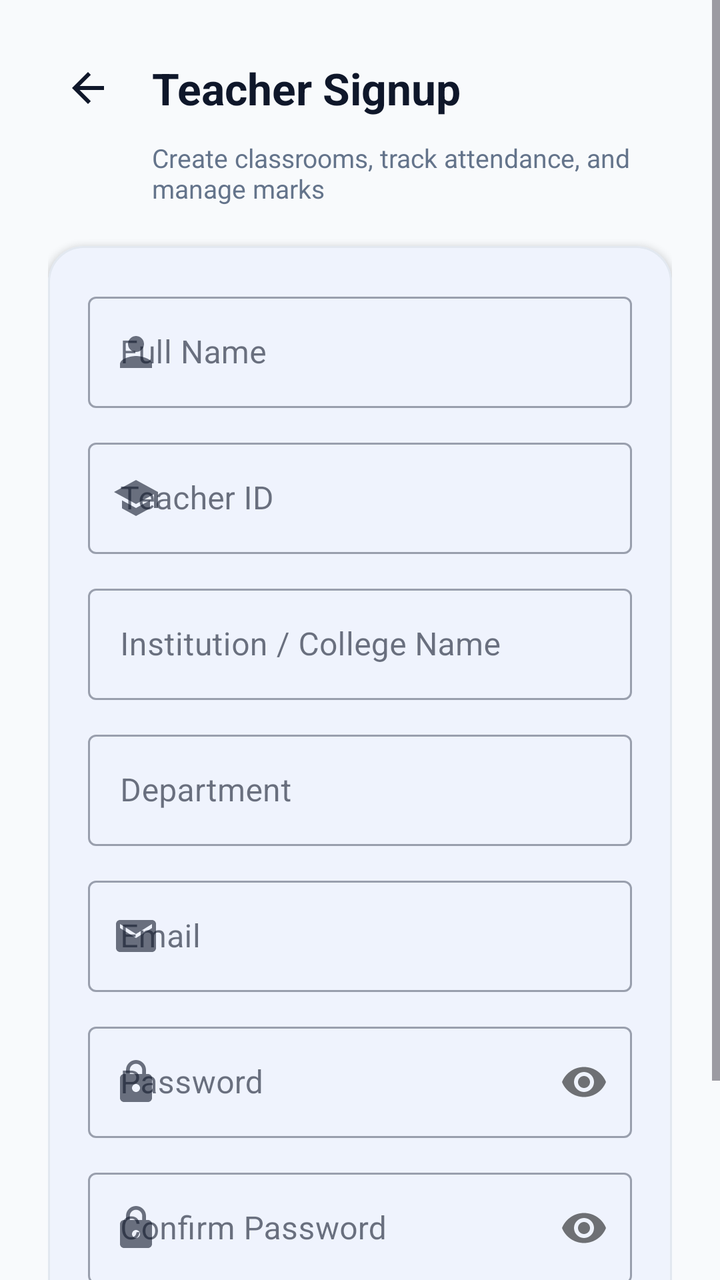
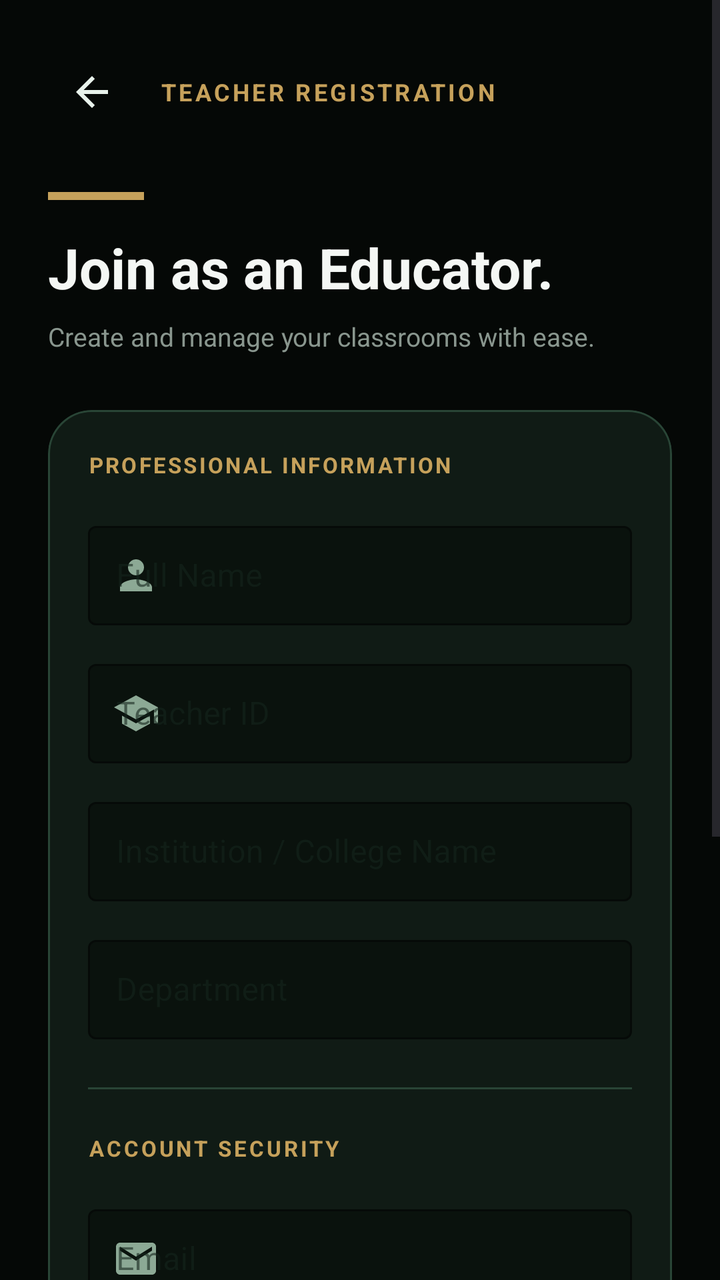

Two renders of the same Android screen: before a commit and after it. Below are the layout's source before the change and the commit's diff.
<!-- AndroidManifest.xml: application theme Theme.SmartClassroom -->
<!-- res/layout/activity_teacher_signup.xml -->
<?xml version="1.0" encoding="utf-8"?>
<ScrollView
    xmlns:android="http://schemas.android.com/apk/res/android"
    xmlns:app="http://schemas.android.com/apk/res-auto"
    android:layout_width="match_parent"
    android:layout_height="match_parent"
    android:fillViewport="true"
    android:background="@color/background">

    <LinearLayout
        android:layout_width="match_parent"
        android:layout_height="wrap_content"
        android:orientation="vertical"
        android:padding="24dp">

        <LinearLayout
            android:layout_width="match_parent"
            android:layout_height="wrap_content"
            android:orientation="horizontal"
            android:gravity="center_vertical">

            <ImageButton
                android:id="@+id/btnBack"
                android:layout_width="40dp"
                android:layout_height="40dp"
                android:background="?attr/selectableItemBackgroundBorderless"
                android:contentDescription="Back"
                android:src="@drawable/ic_arrow_back"
                app:tint="@color/text_primary" />

            <TextView
                android:layout_width="wrap_content"
                android:layout_height="wrap_content"
                android:layout_marginStart="12dp"
                android:text="@string/teacher_signup"
                android:textSize="22sp"
                android:textStyle="bold"
                android:textColor="@color/text_primary" />
        </LinearLayout>

        <TextView
            android:layout_width="wrap_content"
            android:layout_height="wrap_content"
            android:layout_marginTop="6dp"
            android:layout_marginStart="52dp"
            android:text="Create classrooms, track attendance, and manage marks"
            android:textSize="13sp"
            android:textColor="@color/text_secondary" />

        <com.google.android.material.card.MaterialCardView
            android:layout_width="match_parent"
            android:layout_height="wrap_content"
            android:layout_marginTop="20dp"
            app:cardCornerRadius="18dp"
            app:cardElevation="2dp"
            app:strokeColor="@color/divider"
            app:strokeWidth="1dp"
            app:cardBackgroundColor="@color/card_bg">

            <LinearLayout
                android:layout_width="match_parent"
                android:layout_height="wrap_content"
                android:orientation="vertical"
                android:padding="20dp">

                <com.google.android.material.textfield.TextInputLayout
                    android:id="@+id/tilFullName"
                    style="@style/Widget.MaterialComponents.TextInputLayout.OutlinedBox"
                    android:layout_width="match_parent"
                    android:layout_height="wrap_content"
                    android:hint="@string/full_name"
                    app:startIconDrawable="@drawable/ic_person">

                    <com.google.android.material.textfield.TextInputEditText
                        android:id="@+id/etFullName"
                        android:layout_width="match_parent"
                        android:layout_height="wrap_content"
                        android:inputType="textPersonName" />
                </com.google.android.material.textfield.TextInputLayout>

                <com.google.android.material.textfield.TextInputLayout
                    android:id="@+id/tilTeacherId"
                    style="@style/Widget.MaterialComponents.TextInputLayout.OutlinedBox"
                    android:layout_width="match_parent"
                    android:layout_height="wrap_content"
                    android:layout_marginTop="12dp"
                    android:hint="@string/teacher_id"
                    app:startIconDrawable="@drawable/ic_school">

                    <com.google.android.material.textfield.TextInputEditText
                        android:id="@+id/etTeacherId"
                        android:layout_width="match_parent"
                        android:layout_height="wrap_content"
                        android:inputType="text" />
                </com.google.android.material.textfield.TextInputLayout>

                <com.google.android.material.textfield.TextInputLayout
                    android:id="@+id/tilInstitution"
                    style="@style/Widget.MaterialComponents.TextInputLayout.OutlinedBox"
                    android:layout_width="match_parent"
                    android:layout_height="wrap_content"
                    android:layout_marginTop="12dp"
                    android:hint="@string/institution_name">

                    <com.google.android.material.textfield.TextInputEditText
                        android:id="@+id/etInstitution"
                        android:layout_width="match_parent"
                        android:layout_height="wrap_content"
                        android:inputType="textCapWords" />
                </com.google.android.material.textfield.TextInputLayout>

                <com.google.android.material.textfield.TextInputLayout
                    android:id="@+id/tilDepartment"
                    style="@style/Widget.MaterialComponents.TextInputLayout.OutlinedBox"
                    android:layout_width="match_parent"
                    android:layout_height="wrap_content"
                    android:layout_marginTop="12dp"
                    android:hint="@string/department">

                    <com.google.android.material.textfield.TextInputEditText
                        android:id="@+id/etDepartment"
                        android:layout_width="match_parent"
                        android:layout_height="wrap_content"
                        android:inputType="textCapWords" />
                </com.google.android.material.textfield.TextInputLayout>

                <com.google.android.material.textfield.TextInputLayout
                    android:id="@+id/tilEmail"
                    style="@style/Widget.MaterialComponents.TextInputLayout.OutlinedBox"
                    android:layout_width="match_parent"
                    android:layout_height="wrap_content"
                    android:layout_marginTop="12dp"
                    android:hint="@string/email"
                    app:startIconDrawable="@drawable/ic_email">

                    <com.google.android.material.textfield.TextInputEditText
                        android:id="@+id/etEmail"
                        android:layout_width="match_parent"
                        android:layout_height="wrap_content"
                        android:inputType="textEmailAddress" />
                </com.google.android.material.textfield.TextInputLayout>

                <com.google.android.material.textfield.TextInputLayout
                    android:id="@+id/tilPassword"
                    style="@style/Widget.MaterialComponents.TextInputLayout.OutlinedBox"
                    android:layout_width="match_parent"
                    android:layout_height="wrap_content"
                    android:layout_marginTop="12dp"
                    android:hint="@string/password"
                    app:startIconDrawable="@drawable/ic_lock"
                    app:passwordToggleEnabled="true">

                    <com.google.android.material.textfield.TextInputEditText
                        android:id="@+id/etPassword"
                        android:layout_width="match_parent"
                        android:layout_height="wrap_content"
                        android:inputType="textPassword" />
                </com.google.android.material.textfield.TextInputLayout>

                <com.google.android.material.textfield.TextInputLayout
                    android:id="@+id/tilConfirmPassword"
                    style="@style/Widget.MaterialComponents.TextInputLayout.OutlinedBox"
                    android:layout_width="match_parent"
                    android:layout_height="wrap_content"
                    android:layout_marginTop="12dp"
                    android:hint="@string/confirm_password"
                    app:startIconDrawable="@drawable/ic_lock"
                    app:passwordToggleEnabled="true">

                    <com.google.android.material.textfield.TextInputEditText
                        android:id="@+id/etConfirmPassword"
                        android:layout_width="match_parent"
                        android:layout_height="wrap_content"
                        android:inputType="textPassword" />
                </com.google.android.material.textfield.TextInputLayout>

                <com.google.android.material.button.MaterialButton
                    android:id="@+id/btnSignup"
                    android:layout_width="match_parent"
                    android:layout_height="52dp"
                    android:layout_marginTop="20dp"
                    android:text="Create Teacher Account"
                    android:textSize="15sp"
                    android:textStyle="bold"
                    app:cornerRadius="12dp" />

                <ProgressBar
                    android:id="@+id/progressBar"
                    android:layout_width="32dp"
                    android:layout_height="32dp"
                    android:layout_gravity="center"
                    android:layout_marginTop="12dp"
                    android:visibility="gone" />

            </LinearLayout>
        </com.google.android.material.card.MaterialCardView>

    </LinearLayout>

</ScrollView>
<!-- resources referenced by this layout -->
<resources>
  <color name="background">#F8FAFC</color>
  <color name="card_bg">#FFFFFF</color>
  <color name="divider">#E2E8F0</color>
  <color name="text_primary">#0F172A</color>
  <color name="text_secondary">#64748B</color>
  <!-- drawable ic_arrow_back (drawable) -->
  <vector xmlns:android="http://schemas.android.com/apk/res/android"
      android:width="24dp"
      android:height="24dp"
      android:viewportWidth="24"
      android:viewportHeight="24">
    <path
        android:fillColor="@color/text_primary"
        android:pathData="M20,11H7.83l5.59,-5.59L12,4l-8,8 8,8 1.41,-1.41L7.83,13H20v-2z"/>
  </vector>
  <!-- drawable ic_email (drawable) -->
  <vector xmlns:android="http://schemas.android.com/apk/res/android"
      android:width="24dp"
      android:height="24dp"
      android:viewportWidth="24"
      android:viewportHeight="24">
    <path
        android:fillColor="@color/text_secondary"
        android:pathData="M20,4H4c-1.1,0 -1.99,0.9 -1.99,2L2,18c0,1.1 0.9,2 2,2h16c1.1,0 2,-0.9 2,-2V6c0,-1.1 -0.9,-2 -2,-2zm0,4l-8,5 -8,-5V6l8,5 8,-5v2z"/>
  </vector>
  <!-- drawable ic_lock (drawable) -->
  <vector xmlns:android="http://schemas.android.com/apk/res/android"
      android:width="24dp"
      android:height="24dp"
      android:viewportWidth="24"
      android:viewportHeight="24">
    <path
        android:fillColor="@color/text_secondary"
        android:pathData="M18,8h-1V6c0,-2.76 -2.24,-5 -5,-5S7,3.24 7,6v2H6c-1.1,0 -2,0.9 -2,2v10c0,1.1 0.9,2 2,2h12c1.1,0 2,-0.9 2,-2V10c0,-1.1 -0.9,-2 -2,-2zm-6,9c-1.1,0 -2,-0.9 -2,-2s0.9,-2 2,-2 2,0.9 2,2 -0.9,2 -2,2zm3.1,-9H8.9V6c0,-1.71 1.39,-3.1 3.1,-3.1 1.71,0 3.1,1.39 3.1,3.1v2z"/>
  </vector>
  <!-- drawable ic_person (drawable) -->
  <vector xmlns:android="http://schemas.android.com/apk/res/android"
      android:width="24dp"
      android:height="24dp"
      android:viewportWidth="24"
      android:viewportHeight="24">
    <path
        android:fillColor="@color/text_secondary"
        android:pathData="M12,12c2.21,0 4,-1.79 4,-4s-1.79,-4 -4,-4 -4,1.79 -4,4 1.79,4 4,4zM12,14c-2.67,0 -8,1.34 -8,4v2h16v-2c0,-2.66 -5.33,-4 -8,-4z"/>
  </vector>
  <!-- drawable ic_school (drawable) -->
  <vector xmlns:android="http://schemas.android.com/apk/res/android"
      android:width="24dp"
      android:height="24dp"
      android:viewportWidth="24"
      android:viewportHeight="24">
    <path
        android:fillColor="@color/primary"
        android:pathData="M5,13.18v4L12,21l7,-3.82v-4L12,17l-7,-3.82zM12,3L1,9l11,6 9,-4.91V17h2V9L12,3z"/>
  </vector>
  <string name="confirm_password">Confirm Password</string>
  <string name="department">Department</string>
  <string name="email">Email</string>
  <string name="full_name">Full Name</string>
  <string name="institution_name">Institution / College Name</string>
  <string name="password">Password</string>
  <string name="teacher_id">Teacher ID</string>
  <string name="teacher_signup">Teacher Signup</string>
  <style name="Theme.SmartClassroom" parent="Theme.Material3.DayNight.NoActionBar">
          
          <item name="colorPrimary">@color/primary</item>
          <item name="colorPrimaryVariant">@color/primary_dark</item>
          <item name="colorOnPrimary">@color/white</item>
          
          <item name="colorSecondary">@color/secondary</item>
          <item name="colorSecondaryVariant">@color/secondary_light</item>
          <item name="colorOnSecondary">@color/white</item>
          
          <item name="android:statusBarColor">@color/background</item>
          <item name="android:windowLightStatusBar">true</item>
          <item name="android:windowBackground">@color/background</item>
          <item name="colorSurface">@color/surface</item>
          <item name="colorOnSurface">@color/text_primary</item>
      </style>
  <color name="primary">#2563EB</color>
  <color name="primary_dark">#1D4ED8</color>
  <color name="white">#FFFFFFFF</color>
  <color name="secondary">#0F172A</color>
  <color name="secondary_light">#334155</color>
  <color name="surface">#FFFFFF</color>
</resources>

<!-- the commit's change to res/layout/activity_teacher_signup.xml (unified diff, before → after) -->
@@ -1,11 +1,10 @@
 <?xml version="1.0" encoding="utf-8"?>
-<ScrollView
-    xmlns:android="http://schemas.android.com/apk/res/android"
+<ScrollView xmlns:android="http://schemas.android.com/apk/res/android"
     xmlns:app="http://schemas.android.com/apk/res-auto"
     android:layout_width="match_parent"
     android:layout_height="match_parent"
     android:fillViewport="true"
-    android:background="@color/background">
+    android:background="#050806">
 
     <LinearLayout
         android:layout_width="match_parent"
@@ -21,41 +20,57 @@
 
             <ImageButton
                 android:id="@+id/btnBack"
-                android:layout_width="40dp"
-                android:layout_height="40dp"
+                android:layout_width="44dp"
+                android:layout_height="44dp"
                 android:background="?attr/selectableItemBackgroundBorderless"
                 android:contentDescription="Back"
                 android:src="@drawable/ic_arrow_back"
-                app:tint="@color/text_primary" />
+                app:tint="#E8F2EB" />
 
             <TextView
                 android:layout_width="wrap_content"
                 android:layout_height="wrap_content"
                 android:layout_marginStart="12dp"
-                android:text="@string/teacher_signup"
-                android:textSize="22sp"
+                android:text="TEACHER REGISTRATION"
+                android:textColor="#C6A15B"
+                android:textSize="12sp"
                 android:textStyle="bold"
-                android:textColor="@color/text_primary" />
+                android:letterSpacing="0.12" />
+
         </LinearLayout>
+
+        <View
+            android:layout_width="48dp"
+            android:layout_height="4dp"
+            android:layout_marginTop="28dp"
+            android:background="#C6A15B" />
 
         <TextView
             android:layout_width="wrap_content"
             android:layout_height="wrap_content"
-            android:layout_marginTop="6dp"
-            android:layout_marginStart="52dp"
-            android:text="Create classrooms, track attendance, and manage marks"
-            android:textSize="13sp"
-            android:textColor="@color/text_secondary" />
+            android:layout_marginTop="15dp"
+            android:text="Join as an Educator."
+            android:textColor="#F4F7F4"
+            android:textSize="28sp"
+            android:textStyle="bold" />
+
+        <TextView
+            android:layout_width="wrap_content"
+            android:layout_height="wrap_content"
+            android:layout_marginTop="7dp"
+            android:text="Create and manage your classrooms with ease."
+            android:textColor="#89968E"
+            android:textSize="13sp" />
 
         <com.google.android.material.card.MaterialCardView
             android:layout_width="match_parent"
             android:layout_height="wrap_content"
-            android:layout_marginTop="20dp"
-            app:cardCornerRadius="18dp"
-            app:cardElevation="2dp"
-            app:strokeColor="@color/divider"
-            app:strokeWidth="1dp"
-            app:cardBackgroundColor="@color/card_bg">
+            android:layout_marginTop="28dp"
+            app:cardBackgroundColor="#101B15"
+            app:cardCornerRadius="22dp"
+            app:cardElevation="0dp"
+            app:strokeColor="#294536"
+            app:strokeWidth="1dp">
 
             <LinearLayout
                 android:layout_width="match_parent"
@@ -63,19 +78,36 @@
                 android:orientation="vertical"
                 android:padding="20dp">
 
+                <TextView
+                    android:layout_width="wrap_content"
+                    android:layout_height="wrap_content"
+                    android:text="PROFESSIONAL INFORMATION"
+                    android:textColor="#C6A15B"
+                    android:textSize="11sp"
+                    android:textStyle="bold"
+                    android:letterSpacing="0.10" />
+
                 <com.google.android.material.textfield.TextInputLayout
                     android:id="@+id/tilFullName"
                     style="@style/Widget.MaterialComponents.TextInputLayout.OutlinedBox"
                     android:layout_width="match_parent"
                     android:layout_height="wrap_content"
+                    android:layout_marginTop="18dp"
                     android:hint="@string/full_name"
-                    app:startIconDrawable="@drawable/ic_person">
+                    app:boxBackgroundColor="#0A120D"
+                    app:boxStrokeColor="#47765A"
+                    app:hintTextColor="#C6A15B"
+                    app:startIconDrawable="@drawable/ic_person"
+                    app:startIconTint="#8CA995">
 
                     <com.google.android.material.textfield.TextInputEditText
                         android:id="@+id/etFullName"
                         android:layout_width="match_parent"
                         android:layout_height="wrap_content"
-                        android:inputType="textPersonName" />
+                        android:inputType="textPersonName"
+                        android:textColor="#F4F7F4"
+                        android:padding="14dp" />
+
                 </com.google.android.material.textfield.TextInputLayout>
 
                 <com.google.android.material.textfield.TextInputLayout
@@ -83,15 +115,22 @@
                     style="@style/Widget.MaterialComponents.TextInputLayout.OutlinedBox"
                     android:layout_width="match_parent"
                     android:layout_height="wrap_content"
-                    android:layout_marginTop="12dp"
+                    android:layout_marginTop="14dp"
                     android:hint="@string/teacher_id"
-                    app:startIconDrawable="@drawable/ic_school">
+                    app:boxBackgroundColor="#0A120D"
+                    app:boxStrokeColor="#47765A"
+                    app:hintTextColor="#C6A15B"
+                    app:startIconDrawable="@drawable/ic_school"
+                    app:startIconTint="#8CA995">
 
                     <com.google.android.material.textfield.TextInputEditText
                         android:id="@+id/etTeacherId"
                         android:layout_width="match_parent"
                         android:layout_height="wrap_content"
-                        android:inputType="text" />
+                        android:inputType="text"
+                        android:textColor="#F4F7F4"
+                        android:padding="14dp" />
+
                 </com.google.android.material.textfield.TextInputLayout>
 
                 <com.google.android.material.textfield.TextInputLayout
@@ -99,14 +138,20 @@
                     style="@style/Widget.MaterialComponents.TextInputLayout.OutlinedBox"
                     android:layout_width="match_parent"
                     android:layout_height="wrap_content"
-                    android:layout_marginTop="12dp"
-                    android:hint="@string/institution_name">
+                    android:layout_marginTop="14dp"
+                    android:hint="@string/institution_name"
+                    app:boxBackgroundColor="#0A120D"
+                    app:boxStrokeColor="#47765A"
+                    app:hintTextColor="#C6A15B">
 
                     <com.google.android.material.textfield.TextInputEditText
                         android:id="@+id/etInstitution"
                         android:layout_width="match_parent"
                         android:layout_height="wrap_content"
-                        android:inputType="textCapWords" />
+                        android:inputType="textCapWords"
+                        android:textColor="#F4F7F4"
+                        android:padding="14dp" />
+
                 </com.google.android.material.textfield.TextInputLayout>
 
                 <com.google.android.material.textfield.TextInputLayout
@@ -114,30 +159,59 @@
                     style="@style/Widget.MaterialComponents.TextInputLayout.OutlinedBox"
                     android:layout_width="match_parent"
                     android:layout_height="wrap_content"
-                    android:layout_marginTop="12dp"
-                    android:hint="@string/department">
+                    android:layout_marginTop="14dp"
+                    android:hint="@string/department"
+                    app:boxBackgroundColor="#0A120D"
+                    app:boxStrokeColor="#47765A"
+                    app:hintTextColor="#C6A15B">
 
                     <com.google.android.material.textfield.TextInputEditText
                         android:id="@+id/etDepartment"
                         android:layout_width="match_parent"
                         android:layout_height="wrap_content"
-                        android:inputType="textCapWords" />
-                </com.google.android.material.textfield.TextInputLayout>
+                        android:inputType="textCapWords"
+                        android:textColor="#F4F7F4"
+                        android:padding="14dp" />
+
+                </com.google.android.material.textfield.TextInputLayout>
+
+                <View
+                    android:layout_width="match_parent"
+                    android:layout_height="1dp"
+                    android:layout_marginTop="24dp"
+                    android:layout_marginBottom="22dp"
+                    android:background="#294536" />
+
+                <TextView
+                    android:layout_width="wrap_content"
+                    android:layout_height="wrap_content"
+                    android:text="ACCOUNT SECURITY"
+                    android:textColor="#C6A15B"
+                    android:textSize="11sp"
+                    android:textStyle="bold"
+                    android:letterSpacing="0.12" />
 
                 <com.google.android.material.textfield.TextInputLayout
                     android:id="@+id/tilEmail"
                     style="@style/Widget.MaterialComponents.TextInputLayout.OutlinedBox"
                     android:layout_width="match_parent"
                     android:layout_height="wrap_content"
-                    android:layout_marginTop="12dp"
+                    android:layout_marginTop="18dp"
                     android:hint="@string/email"
-                    app:startIconDrawable="@drawable/ic_email">
+                    app:boxBackgroundColor="#0A120D"
+                    app:boxStrokeColor="#47765A"
+                    app:hintTextColor="#C6A15B"
+                    app:startIconDrawable="@drawable/ic_email"
+                    app:startIconTint="#8CA995">
 
                     <com.google.android.material.textfield.TextInputEditText
                         android:id="@+id/etEmail"
                         android:layout_width="match_parent"
                         android:layout_height="wrap_content"
-                        android:inputType="textEmailAddress" />
+                        android:inputType="textEmailAddress"
+                        android:textColor="#F4F7F4"
+                        android:padding="14dp" />
+
                 </com.google.android.material.textfield.TextInputLayout>
 
                 <com.google.android.material.textfield.TextInputLayout
@@ -145,16 +219,24 @@
                     style="@style/Widget.MaterialComponents.TextInputLayout.OutlinedBox"
                     android:layout_width="match_parent"
                     android:layout_height="wrap_content"
-                    android:layout_marginTop="12dp"
+                    android:layout_marginTop="14dp"
                     android:hint="@string/password"
+                    app:boxBackgroundColor="#0A120D"
+                    app:boxStrokeColor="#47765A"
+                    app:hintTextColor="#C6A15B"
                     app:startIconDrawable="@drawable/ic_lock"
-                    app:passwordToggleEnabled="true">
+                    app:startIconTint="#8CA995"
+                    app:passwordToggleEnabled="true"
+                    app:passwordToggleTint="#C6A15B">
 
                     <com.google.android.material.textfield.TextInputEditText
                         android:id="@+id/etPassword"
                         android:layout_width="match_parent"
                         android:layout_height="wrap_content"
-                        android:inputType="textPassword" />
+                        android:inputType="textPassword"
+                        android:textColor="#F4F7F4"
+                        android:padding="14dp" />
+
                 </com.google.android.material.textfield.TextInputLayout>
 
                 <com.google.android.material.textfield.TextInputLayout
@@ -162,39 +244,63 @@
                     style="@style/Widget.MaterialComponents.TextInputLayout.OutlinedBox"
                     android:layout_width="match_parent"
                     android:layout_height="wrap_content"
-                    android:layout_marginTop="12dp"
+                    android:layout_marginTop="14dp"
                     android:hint="@string/confirm_password"
+                    app:boxBackgroundColor="#0A120D"
+                    app:boxStrokeColor="#47765A"
+                    app:hintTextColor="#C6A15B"
                     app:startIconDrawable="@drawable/ic_lock"
-                    app:passwordToggleEnabled="true">
+                    app:startIconTint="#8CA995"
+                    app:passwordToggleEnabled="true"
+                    app:passwordToggleTint="#C6A15B">
 
                     <com.google.android.material.textfield.TextInputEditText
                         android:id="@+id/etConfirmPassword"
                         android:layout_width="match_parent"
                         android:layout_height="wrap_content"
-                        android:inputType="textPassword" />
+                        android:inputType="textPassword"
+                        android:textColor="#F4F7F4"
+                        android:padding="14dp" />
+
                 </com.google.android.material.textfield.TextInputLayout>
 
                 <com.google.android.material.button.MaterialButton
                     android:id="@+id/btnSignup"
                     android:layout_width="match_parent"
-                    android:layout_height="52dp"
-                    android:layout_marginTop="20dp"
+                    android:layout_height="55dp"
+                    android:layout_marginTop="26dp"
                     android:text="Create Teacher Account"
+                    android:textColor="#06110B"
                     android:textSize="15sp"
                     android:textStyle="bold"
-                    app:cornerRadius="12dp" />
+                    app:backgroundTint="#10B981"
+                    app:cornerRadius="14dp"
+                    app:elevation="0dp" />
 
                 <ProgressBar
                     android:id="@+id/progressBar"
-                    android:layout_width="32dp"
-                    android:layout_height="32dp"
+                    android:layout_width="30dp"
+                    android:layout_height="30dp"
                     android:layout_gravity="center"
-                    android:layout_marginTop="12dp"
+                    android:layout_marginTop="14dp"
+                    android:indeterminateTint="#C6A15B"
                     android:visibility="gone" />
 
             </LinearLayout>
+
         </com.google.android.material.card.MaterialCardView>
 
+        <TextView
+            android:layout_width="wrap_content"
+            android:layout_height="wrap_content"
+            android:layout_gravity="center"
+            android:layout_marginTop="24dp"
+            android:layout_marginBottom="24dp"
+            android:text="SMART CLASSROOM  •  EDUCATOR PORTAL"
+            android:textColor="#64766B"
+            android:textSize="10sp"
+            android:letterSpacing="0.12" />
+
     </LinearLayout>
 
 </ScrollView>
<!-- resource entries referenced after the edit -->
@@ -1,10 +1,8 @@
 <!-- resources referenced by this layout -->
 <resources>
-  <color name="background">#F8FAFC</color>
-  <color name="card_bg">#FFFFFF</color>
-  <color name="divider">#E2E8F0</color>
-  <color name="text_primary">#0F172A</color>
-  <color name="text_secondary">#64748B</color>
+  <color name="background">#F5F8F5</color>
+  <color name="text_primary">#14251D</color>
+  <color name="text_secondary">#64756B</color>
   <!-- drawable ic_arrow_back (drawable) -->
   <vector xmlns:android="http://schemas.android.com/apk/res/android"
       android:width="24dp"
@@ -62,28 +60,39 @@
   <string name="institution_name">Institution / College Name</string>
   <string name="password">Password</string>
   <string name="teacher_id">Teacher ID</string>
-  <string name="teacher_signup">Teacher Signup</string>
   <style name="Theme.SmartClassroom" parent="Theme.Material3.DayNight.NoActionBar">
+  
           
           <item name="colorPrimary">@color/primary</item>
           <item name="colorPrimaryVariant">@color/primary_dark</item>
           <item name="colorOnPrimary">@color/white</item>
+  
           
           <item name="colorSecondary">@color/secondary</item>
           <item name="colorSecondaryVariant">@color/secondary_light</item>
           <item name="colorOnSecondary">@color/white</item>
+  
+          
+          <item name="android:windowBackground">@color/background</item>
+          <item name="colorSurface">@color/surface</item>
+          <item name="colorOnSurface">@color/text_primary</item>
+  
           
           <item name="android:statusBarColor">@color/background</item>
           <item name="android:windowLightStatusBar">true</item>
-          <item name="android:windowBackground">@color/background</item>
-          <item name="colorSurface">@color/surface</item>
-          <item name="colorOnSurface">@color/text_primary</item>
+  
+          
+          <item name="android:navigationBarColor">@color/background</item>
+  
+          
+          <item name="android:windowActionModeOverlay">true</item>
+  
       </style>
-  <color name="primary">#2563EB</color>
-  <color name="primary_dark">#1D4ED8</color>
+  <color name="primary">#047857</color>
+  <color name="primary_dark">#064E3B</color>
   <color name="white">#FFFFFFFF</color>
-  <color name="secondary">#0F172A</color>
-  <color name="secondary_light">#334155</color>
+  <color name="secondary">#0F2922</color>
+  <color name="secondary_light">#365B4D</color>
   <color name="surface">#FFFFFF</color>
 </resources>
 
